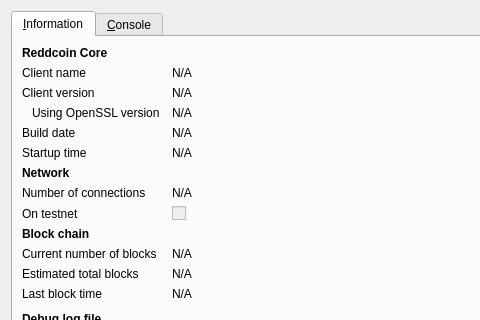
First picture: the form in src/qt/forms/rpcconsole.ui, repository punt-project/Punt, before the edit; both pictures show x 0 to 480 and y 0 to 320 of the 740 by 450 pixel window.
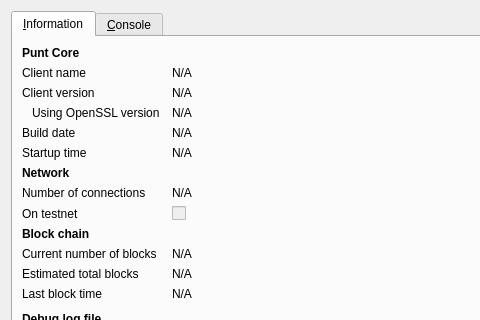
Second picture: the form after the edit. Icons and pictures are not drawn.

```diff
--- a/src/qt/forms/rpcconsole.ui
+++ b/src/qt/forms/rpcconsole.ui
@@ -36,7 +36,7 @@
           </font>
          </property>
          <property name="text">
-          <string>Reddcoin Core</string>
+          <string>Punt Core</string>
          </property>
         </widget>
        </item>
```
Left out of the diff: 6 changed lines with no effect on the pictures.
